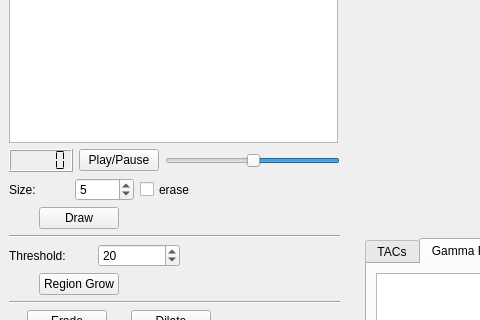
First picture: the form in main/KardioPerfusion.ui, repository CardiacImagingCharite/CardiacPerfusion, before the edit; both pictures show x 0 to 480 and y 225 to 545 of the 1182 by 905 pixel window.
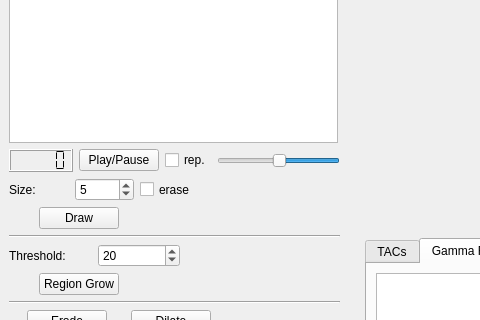
Second picture: the form after the edit. Icons and pictures are not drawn. Custom widgets are drawn as their Qt base class.

Commit message: added repeat checkbox

Diff of the .ui file:
```diff
--- a/main/KardioPerfusion.ui
+++ b/main/KardioPerfusion.ui
@@ -118,6 +118,13 @@
               </property>
              </widget>
             </item>
+            <item>
+             <widget class="QCheckBox" name="cb_repeat">
+              <property name="text">
+               <string>rep.</string>
+              </property>
+             </widget>
+            </item>
             <item>
              <widget class="QSlider" name="slider_loopSpeed">
               <property name="minimum">
```
The commit also changes 1 other file.
